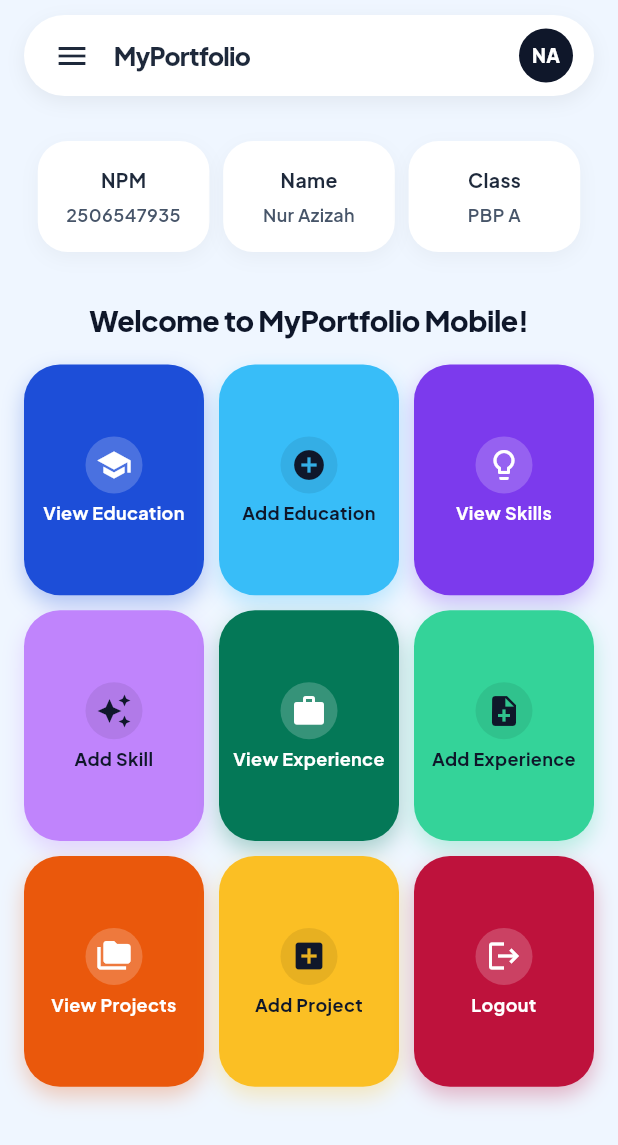
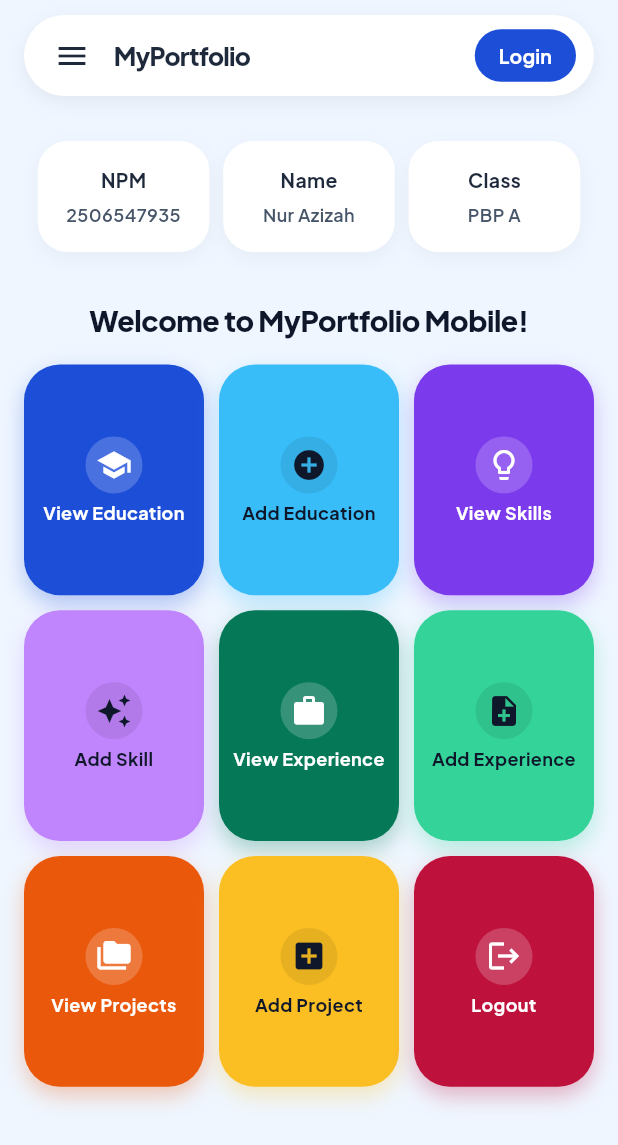
Before and after one commit to nurazizah56-dak/myportofolio_mobile, a Flutter app: the screen it shows after launch, on a phone screen of 412 x 824 dp. Shown: the top 1145 px of the screen. Run offline on Flutter 3.47's test engine with Material 3 defaults, Android fonts, the phone set to English and light mode, and no system bars; our stand-ins replace go_router, google_fonts; generated files the repository leaves out were written again.

Commit message:
feat(appbar): support dynamic auth button avatar and module accent colors

```diff
--- a/lib/widgets/floating_app_bar.dart
+++ b/lib/widgets/floating_app_bar.dart
@@ -1,5 +1,7 @@
 import 'package:flutter/material.dart';
 import 'package:go_router/go_router.dart';
+import 'package:myportofolio_mobile/services/auth_state.dart';
+import 'package:provider/provider.dart';
 
 // Komponen AppBar melayang berbentuk kapsul/pill dengan sudut melengkung
 // Menampilkan tombol kembali / hamburger drawer, judul halaman, dan avatar inisial
@@ -7,12 +9,14 @@ class FloatingAppBar extends StatelessWidget implements PreferredSizeWidget {
   final String title;
   final bool? showBackButton;
   final VoidCallback? onBack;
+  final Color? accentColor;
 
   const FloatingAppBar({
     super.key,
     required this.title,
     this.showBackButton,
     this.onBack,
+    this.accentColor,
   });
 
   /// True when this bar is showing the Home/root page.
@@ -94,7 +98,8 @@ class FloatingAppBar extends StatelessWidget implements PreferredSizeWidget {
             // Tombol langsung ke Home jika berada di sub-halaman
             if (!isHome)
               IconButton(
-                icon: const Icon(Icons.home_rounded, color: Color(0xFF1D4ED8)),
+                icon: Icon(Icons.home_rounded,
+                    color: accentColor ?? const Color(0xFF1D4ED8)),
                 tooltip: 'Home',
                 onPressed: () {
                   context.go('/');
@@ -125,8 +130,42 @@ class FloatingAppBar extends StatelessWidget implements PreferredSizeWidget {
               },
             ),
 
-            // Avatar lingkaran inisial profil (NA - Nur Azizah)
-            InkWell(
+            // Tombol "Masuk" jika belum login, atau Avatar "NA" jika sudah login
+            Builder(
+              builder: (context) {
+                final auth = context.watch<AuthState>();
+                if (!auth.isLoggedIn) {
+                  return Padding(
+                    padding: const EdgeInsets.only(right: 4.0),
+                    child: ElevatedButton(
+                      style: ElevatedButton.styleFrom(
+                        backgroundColor:
+                            accentColor ?? const Color(0xFF1D4ED8),
+                        foregroundColor: Colors.white,
+                        elevation: 0,
+                        padding: const EdgeInsets.symmetric(
+                            horizontal: 16, vertical: 8),
+                        shape: RoundedRectangleBorder(
+                          borderRadius: BorderRadius.circular(20),
+                        ),
+                        minimumSize: Size.zero,
+                        tapTargetSize: MaterialTapTargetSize.shrinkWrap,
+                      ),
+                      onPressed: () {
+                        context.push('/login');
+                      },
+                      child: const Text(
+                        'Login',
+                        style: TextStyle(
+                          fontWeight: FontWeight.bold,
+                          fontSize: 13,
+                        ),
+                      ),
+                    ),
+                  );
+                }
+
+                return InkWell(
                   borderRadius: BorderRadius.circular(18),
                   onTap: () {
                     if (!isHome) {
@@ -151,6 +190,8 @@ class FloatingAppBar extends StatelessWidget implements PreferredSizeWidget {
                       ),
                     ),
                   ),
+                );
+              },
             ),
           ],
         ),
```
Lines whose indentation alone changed are shown as unchanged.
